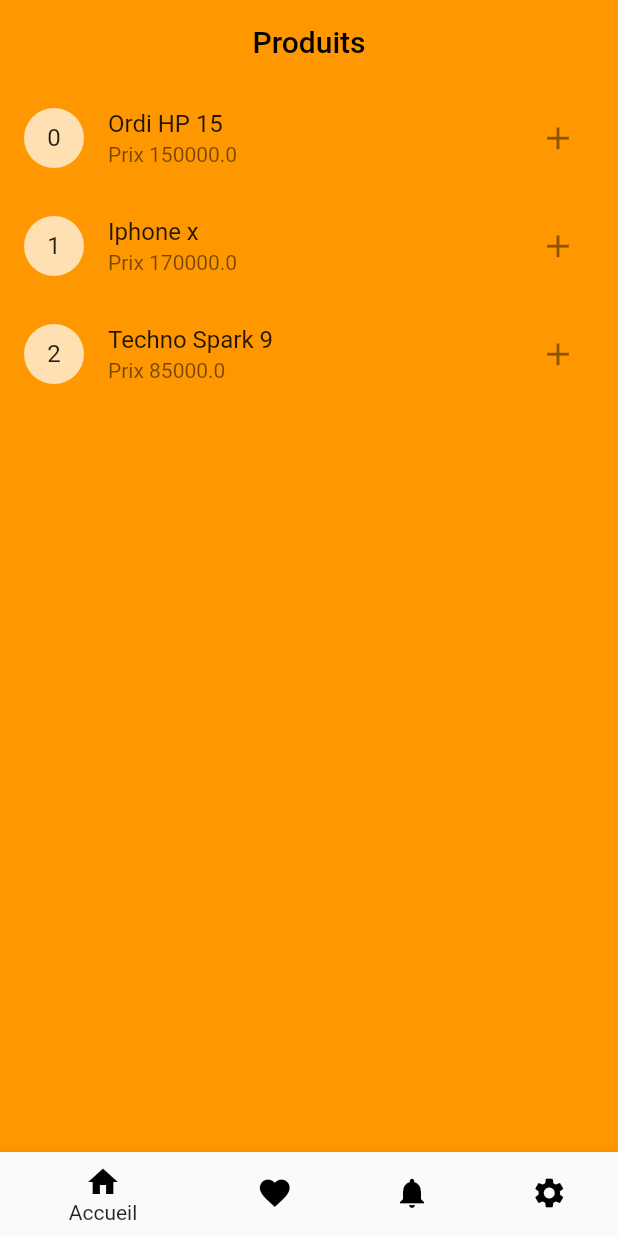
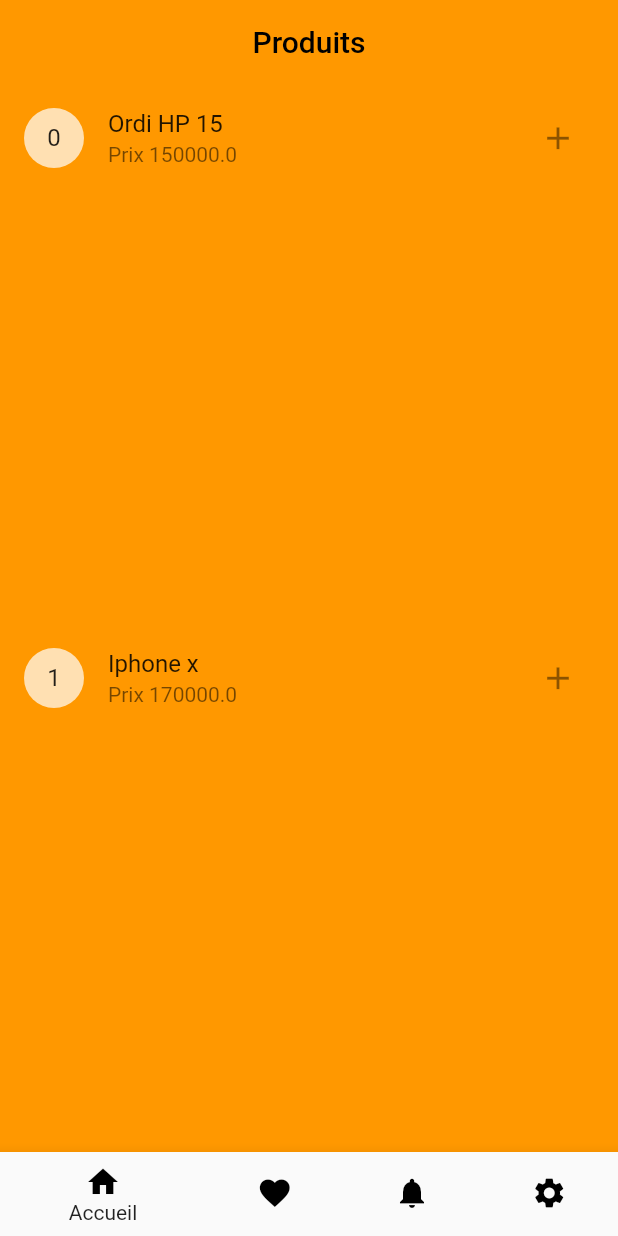
Before and after one commit to feyroozecode/todo_app_crash_courses, a Flutter app: the WidgetScreen screen opened directly, on a phone screen of 412 x 824 dp. Run offline on Flutter 3.47's test engine with Material 2 defaults, Android fonts, the phone set to English and light mode, and no system bars.

```diff
--- a/lib/screens/widgets_sreen.dart
+++ b/lib/screens/widgets_sreen.dart
@@ -22,8 +22,12 @@ class _WidgetScreenState extends State<WidgetScreen> {
     List<Widget> screens = [
       SizedBox(
           child: ListView.builder(
+              shrinkWrap: true,
+              physics: const BouncingScrollPhysics(),
+              itemExtent: 180*2,
               itemCount: products.length,
-              itemBuilder: (_, index) => ListTile(
+              itemBuilder: (_, index) =>
+              ListTile(
                   leading: CircleAvatar(
                     child: Text(products[index].id.toString()),
                   ),
```
